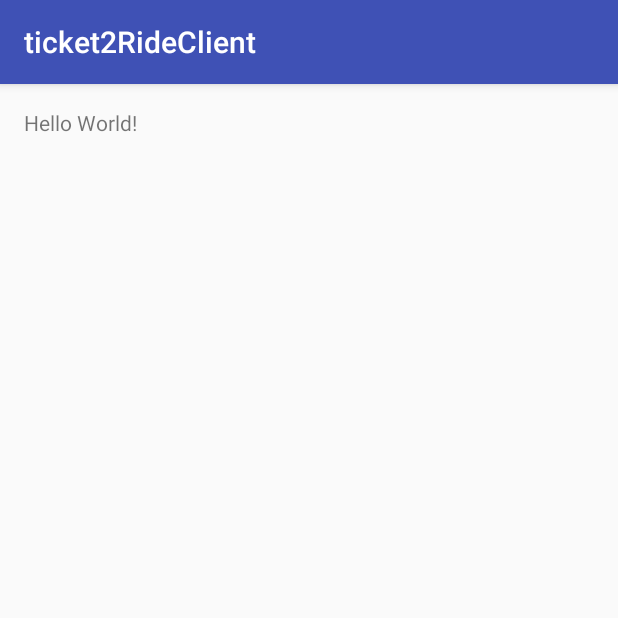
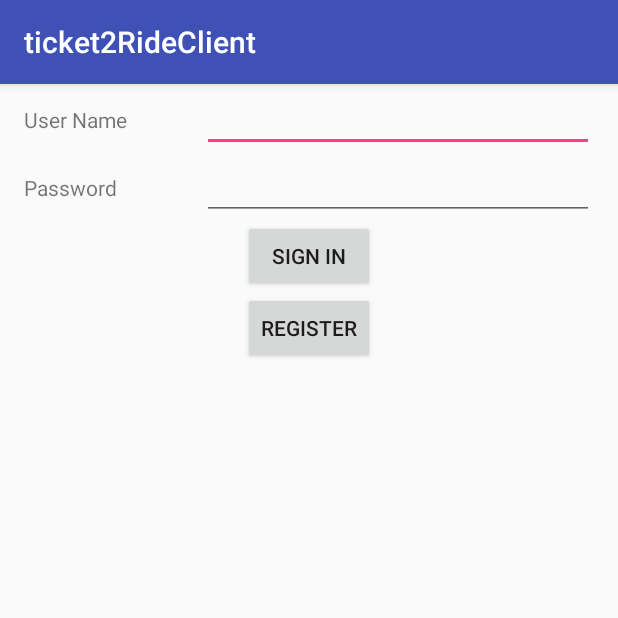
Before and after one commit to coalfocks/ticket2ride, an Android app: the screen it shows after launch (PreGameActivity), on a phone screen of 412 x 824 dp, the top half of it. Run offline under Robolectric (Android 15) with nearby library versions, the phone set to English and light mode, and no system bars.

Commit message:
Login and Register Fragments working
What it says ^^^^^

```diff
--- a/client/app/src/main/AndroidManifest.xml
+++ b/client/app/src/main/AndroidManifest.xml
@@ -8,7 +8,7 @@
         android:label="@string/app_name"
         android:supportsRtl="true"
         android:theme="@style/AppTheme">
-        <activity android:name=".PreGameActivity">
+        <activity android:name=".activities.PreGameActivity">
             <intent-filter>
                 <action android:name="android.intent.action.MAIN"/>
 
--- /dev/null
+++ b/client/app/src/main/java/com/example/tyudy/ticket2rideclient/activities/PreGameActivity.java
@@ -0,0 +1,30 @@
+package com.example.tyudy.ticket2rideclient.activities;
+
+import android.support.v4.app.Fragment;
+import android.support.v4.app.FragmentManager;
+import android.support.v7.app.AppCompatActivity;
+import android.os.Bundle;
+
+import com.example.tyudy.ticket2rideclient.R;
+import com.example.tyudy.ticket2rideclient.fragments.LoginFragment;
+
+public class PreGameActivity extends AppCompatActivity {
+
+    private FragmentManager fm;
+
+    @Override
+    protected void onCreate(Bundle savedInstanceState) {
+        super.onCreate(savedInstanceState);
+        setContentView(R.layout.activity_pre_game);
+
+        fm = getSupportFragmentManager();
+        Fragment fragment = fm.findFragmentById(R.id.fragment_container);
+
+        if(fragment == null){
+            fragment = new LoginFragment();
+            fm.beginTransaction()
+                    .add(R.id.fragment_container, fragment)
+                    .commit();
+        }
+    }
+}
--- /dev/null
+++ b/client/app/src/main/java/com/example/tyudy/ticket2rideclient/fragments/LoginFragment.java
@@ -0,0 +1,117 @@
+package com.example.tyudy.ticket2rideclient.fragments;
+
+import android.content.Intent;
+import android.os.Bundle;
+import android.support.v4.app.Fragment;
+import android.support.v4.app.FragmentManager;
+import android.support.v4.app.FragmentTransaction;
+import android.text.Editable;
+import android.text.TextWatcher;
+import android.view.LayoutInflater;
+import android.view.View;
+import android.view.ViewGroup;
+import android.widget.Button;
+import android.widget.EditText;
+import android.widget.Toast;
+
+import com.example.tyudy.ticket2rideclient.MethodsFacade;
+import com.example.tyudy.ticket2rideclient.R;
+
+/**
+ * Created by tyudy on 2/6/17.
+ */
+
+public class LoginFragment extends Fragment {
+
+    private EditText mUserField;
+    private EditText mPasswordField;
+    private Button mLoginButton;
+    private Button mRegisterButton;
+
+    private String password;
+    private String userName;
+
+    @Override
+    public void onCreate(Bundle savedInstanceState){
+        super.onCreate(savedInstanceState);
+    }
+
+    @Override
+    public View onCreateView(LayoutInflater inflater, ViewGroup container, Bundle savedInstanceState){
+        View v = inflater.inflate(R.layout.login_fragment, container, false);
+
+        // TODO: Make this an observable
+
+        mUserField = (EditText) v.findViewById(R.id.user_name_field);
+        mUserField.addTextChangedListener(new TextWatcher() {
+            @Override
+            public void beforeTextChanged(CharSequence s, int start, int count, int after) {
+                // Do nothing...
+            }
+
+            @Override
+            public void onTextChanged(CharSequence s, int start, int before, int count) {
+                userName = s.toString();
+            }
+
+            @Override
+            public void afterTextChanged(Editable s) {
+                // Do nothing...
+            }
+        });
+
+        mPasswordField = (EditText) v.findViewById(R.id.user_name_field);
+        mPasswordField.addTextChangedListener(new TextWatcher() {
+            @Override
+            public void beforeTextChanged(CharSequence s, int start, int count, int after) {
+                // Do nothing...
+            }
+
+            @Override
+            public void onTextChanged(CharSequence s, int start, int before, int count) {
+                password = s.toString();
+            }
+
+            @Override
+            public void afterTextChanged(Editable s) {
+
+            }
+        });
+
+        mLoginButton = (Button) v.findViewById(R.id.login_button);
+        mLoginButton.setOnClickListener(new View.OnClickListener() {
+            @Override
+            public void onClick(View v) {
+                MethodsFacade.SINGLETON.readUserInfo(userName, password);
+                MethodsFacade.SINGLETON.login();
+                // TODO: base the success variable off of what login returns;
+                boolean success = false;
+                if(success){
+                    // Go to waiting room
+                } else {
+                    // Display toast
+                    Toast.makeText(getContext() , "Sorry, try again...", Toast.LENGTH_SHORT).show();
+                }
+            }
+        });
+
+        mRegisterButton = (Button) v.findViewById(R.id.register_button);
+        mRegisterButton.setOnClickListener(new View.OnClickListener() {
+            @Override
+            public void onClick(View v) {
+                // Go to register activity
+                Toast.makeText(getContext() , "Go to register activity!", Toast.LENGTH_SHORT).show();
+                Fragment registerFragment = new RegisterFragment();
+                FragmentTransaction ft = getFragmentManager().beginTransaction();
+                ft.replace(R.id.fragment_container, registerFragment);
+                ft.setTransition(FragmentTransaction.TRANSIT_FRAGMENT_OPEN);
+                ft.addToBackStack(null);
+                ft.commit();
+            }
+        });
+
+
+
+        return v;
+    }
+}
--- a/client/app/src/main/res/layout/activity_pre_game.xml
+++ b/client/app/src/main/res/layout/activity_pre_game.xml
@@ -1,18 +1,8 @@
 <?xml version="1.0" encoding="utf-8"?>
 <RelativeLayout
     xmlns:android="http://schemas.android.com/apk/res/android"
-    xmlns:tools="http://schemas.android.com/tools"
-    android:id="@+id/activity_pre_game"
+    android:id="@+id/fragment_container"
     android:layout_width="match_parent"
-    android:layout_height="match_parent"
-    android:paddingBottom="@dimen/activity_vertical_margin"
-    android:paddingLeft="@dimen/activity_horizontal_margin"
-    android:paddingRight="@dimen/activity_horizontal_margin"
-    android:paddingTop="@dimen/activity_vertical_margin"
-    tools:context="com.example.tyudy.ticket2rideclient.PreGameActivity">
+    android:layout_height="match_parent">
 
-    <TextView
-        android:layout_width="wrap_content"
-        android:layout_height="wrap_content"
-        android:text="Hello World!"/>
 </RelativeLayout>
--- /dev/null
+++ b/client/app/src/main/res/layout/login_fragment.xml
@@ -0,0 +1,70 @@
+<?xml version="1.0" encoding="utf-8"?>
+<LinearLayout xmlns:android="http://schemas.android.com/apk/res/android"
+              android:id="@+id/login_fragment"
+              android:orientation="vertical"
+              android:layout_width="match_parent"
+              android:layout_height="match_parent">
+
+    <LinearLayout
+        android:orientation="horizontal"
+        android:layout_width="match_parent"
+        android:layout_height="wrap_content">
+
+        <TextView
+            android:text="@string/user_name_label"
+            android:layout_height="wrap_content"
+            android:layout_width="0dp"
+            android:layout_weight="1"
+            android:layout_marginLeft="16dp"
+            android:layout_marginRight="16dp"/>
+
+        <EditText
+            android:id="@+id/user_name_field"
+            android:layout_height="wrap_content"
+            android:layout_width="0dp"
+            android:inputType="textPersonName"
+            android:ems="10"
+            android:layout_weight="3"
+            android:layout_marginLeft="16dp"
+            android:layout_marginRight="16dp"/>
+    </LinearLayout>
+
+    <LinearLayout
+        android:orientation="horizontal"
+        android:layout_width="match_parent"
+        android:layout_height="wrap_content">
+
+        <TextView
+            android:text="@string/password_label"
+            android:layout_height="wrap_content"
+            android:layout_width="0dp"
+            android:layout_weight="1"
+            android:layout_marginLeft="16dp"
+            android:layout_marginRight="16dp"/>
+
+        <EditText
+            android:id="@+id/password_field"
+            android:layout_height="wrap_content"
+            android:layout_width="0dp"
+            android:inputType="textPassword"
+            android:ems="10"
+            android:layout_weight="3"
+            android:layout_marginLeft="16dp"
+            android:layout_marginRight="16dp"/>
+
+    </LinearLayout>
+
+    <Button
+        android:id="@+id/login_button"
+        android:text="@string/sign_in_button"
+        android:layout_width="wrap_content"
+        android:layout_height="wrap_content"
+        android:layout_gravity="center_horizontal"/>
+    <Button
+        android:id="@+id/register_button"
+        android:text="@string/register_button"
+        android:layout_width="wrap_content"
+        android:layout_height="wrap_content"
+        android:layout_gravity="center_horizontal"/>
+
+</LinearLayout>
--- a/client/app/src/main/res/values/strings.xml
+++ b/client/app/src/main/res/values/strings.xml
@@ -1,3 +1,8 @@
 <resources>
     <string name="app_name">ticket2RideClient</string>
+    <string name="user_name_label">User Name</string>
+    <string name="password_label">Password</string>
+    <string name="sign_in_button">Sign In</string>
+    <string name="register_button">Register</string>
+    <string name="register_title">Register to Play!</string>
 </resources>
```
Also changed, not shown: client/app/src/main/java/com/example/tyudy/ticket2rideclient/MethodsFacade.java (added, +37 -0 lines), client/app/src/main/java/com/example/tyudy/ticket2rideclient/PreGameActivity.java (deleted, +0 -13 lines), client/app/src/main/java/com/example/tyudy/ticket2rideclient/fragments/RegisterFragment.java (added, +90 -0 lines), client/app/src/main/java/com/example/tyudy/ticket2rideclient/model/User.java (added, +9 -0 lines), client/app/src/main/res/layout/register_fragment.xml (added, +71 -0 lines).
